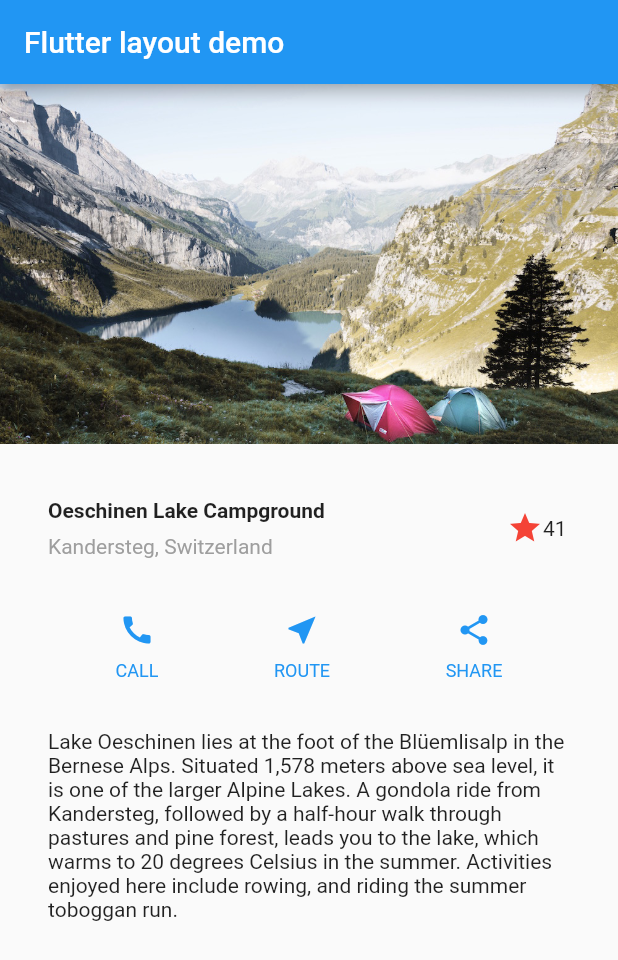
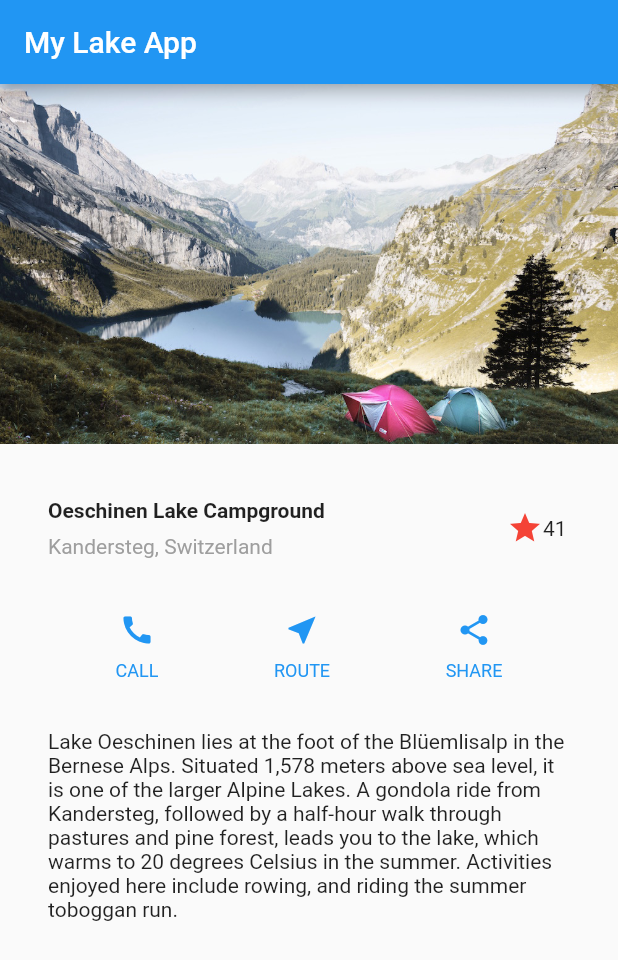
Before and after one commit to refs05/lake-flutter, a Flutter app: the screen it shows after launch, on a phone screen of 412 x 824 dp. Shown: the top 960 px of the screen. Run offline on Flutter 3.47's test engine with Material 2 defaults, Android fonts, the phone set to English and light mode, and no system bars.

Commit message:
change title

```diff
--- a/lib/main.dart
+++ b/lib/main.dart
@@ -72,7 +72,7 @@ class MyApp extends StatelessWidget {
       title: 'Flutter layout demo',
       home: Scaffold(
         appBar: AppBar(
-          title: const Text('Flutter layout demo'),
+          title: const Text('My Lake App'),
         ),
         body: Column(
           children: [Image.asset('images/lake.jpg', width: 600, height: 240, fit: BoxFit.cover,), titleSection, buttonSection, textSection],
```
